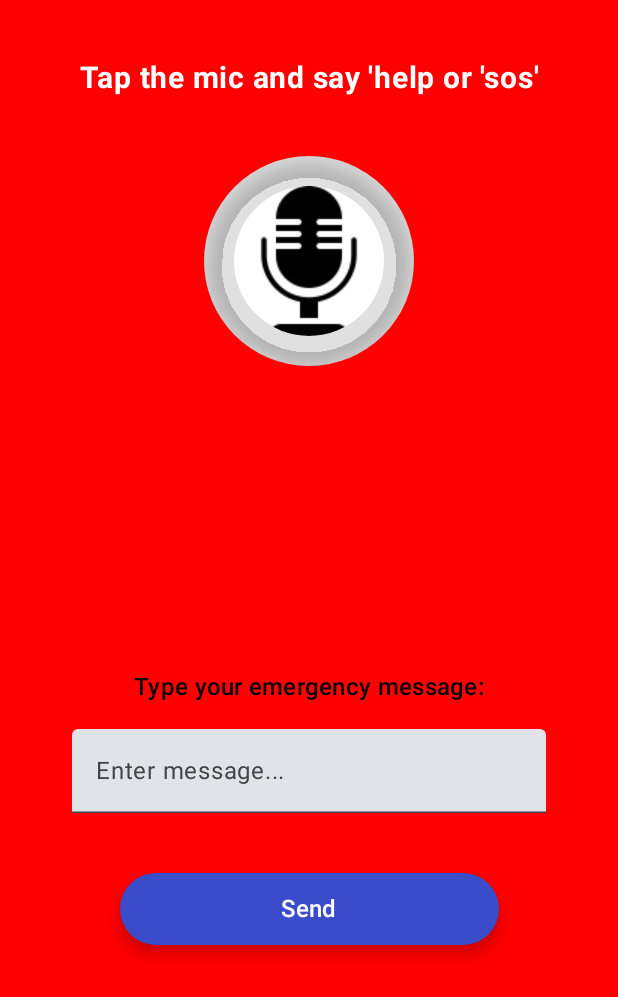
After one commit to PriyanshiVishwakarma09/LifeSaver, an Android app built with Jetpack Compose: the VoiceTriggerScreen screen opened through its navigation route, on a phone screen of 412 x 824 dp. The commit adds this screen. Shown: the top 997 px of the screen. Run offline under Robolectric (Android 15) with nearby library versions, the phone set to English and light mode, and no system bars.

Commit message:
Voice Trigger Screen

```diff
--- /dev/null
+++ b/app/src/main/java/com/example/lifesaver/EmergencyTextInputScreen.kt
@@ -0,0 +1,145 @@
+package com.example.lifesaver
+
+import android.content.Context
+import android.os.Build
+import android.os.VibrationEffect
+import android.os.Vibrator
+import android.speech.tts.TextToSpeech
+import android.util.Log
+import androidx.compose.foundation.layout.Box
+import androidx.compose.foundation.layout.Column
+import androidx.compose.foundation.layout.Spacer
+import androidx.compose.foundation.layout.fillMaxSize
+import androidx.compose.foundation.layout.fillMaxWidth
+import androidx.compose.foundation.layout.height
+import androidx.compose.foundation.layout.padding
+import androidx.compose.foundation.shape.RoundedCornerShape
+import androidx.compose.material3.Button
+import androidx.compose.material3.ButtonDefaults
+import androidx.compose.material3.MaterialTheme
+import androidx.compose.material3.Text
+import androidx.compose.material3.TextField
+import androidx.compose.runtime.Composable
+import androidx.compose.runtime.DisposableEffect
+import androidx.compose.runtime.LaunchedEffect
+import androidx.compose.runtime.getValue
+import androidx.compose.runtime.mutableStateOf
+import androidx.compose.runtime.remember
+import androidx.compose.runtime.setValue
+import androidx.compose.ui.Alignment
+import androidx.compose.ui.Modifier
+import androidx.compose.ui.graphics.Color
+import androidx.compose.ui.platform.LocalContext
+import androidx.compose.ui.tooling.preview.Preview
+import androidx.compose.ui.unit.dp
+import androidx.compose.ui.unit.sp
+import androidx.navigation.NavController
+import androidx.navigation.compose.rememberNavController
+import java.util.Locale
+
+@Composable
+fun EmergencyTextInputScreen(navController: NavController) {
+    val context = LocalContext.current
+    val vibrator = context.getSystemService(Context.VIBRATOR_SERVICE) as Vibrator
+//    val textToSpeech = remember {
+//        TextToSpeech(context) { status ->
+//            if (status == TextToSpeech.SUCCESS) {
+//                textToSpeech.language = Locale.ENGLISH
+//            }
+//        }
+//    }
+    val ttsRef = remember { mutableStateOf<TextToSpeech?>(null) }
+
+    LaunchedEffect(Unit) {
+        val tts = TextToSpeech(context) { status ->
+            if (status == TextToSpeech.SUCCESS) {
+                val result = ttsRef.value?.setLanguage(Locale.ENGLISH)
+                if (result == TextToSpeech.LANG_MISSING_DATA || result == TextToSpeech.LANG_NOT_SUPPORTED) {
+                    Log.e("TTS", "The Language specified is not supported!")
+                }
+            }
+        }
+        ttsRef.value = tts
+    }
+
+    DisposableEffect(Unit) {
+        onDispose {
+            ttsRef.value?.shutdown()
+        }
+    }
+
+    var typedText by remember { mutableStateOf("") }
+    var showError by remember { mutableStateOf(false) }
+
+    fun handleTypedMessage(message: String) {
+        if (message.contains("help", ignoreCase = true) || message.contains(
+                "sos",
+                ignoreCase = true
+            )
+        ) {
+            if (Build.VERSION.SDK_INT >= Build.VERSION_CODES.O) {
+                vibrator.vibrate(
+                    VibrationEffect.createOneShot(
+                        500,
+                        VibrationEffect.DEFAULT_AMPLITUDE
+                    )
+                )
+                ttsRef.value?.speak(
+                    "Okay, we are sending emergency help!",
+                    TextToSpeech.QUEUE_FLUSH,
+                    null,
+                    null
+                )
+                navController.navigate("sos_screen")
+            } else {
+                showError = true
+            }
+        }
+    }
+
+    Box(
+        modifier = Modifier
+            .fillMaxSize()
+            .padding(24.dp),
+        contentAlignment = Alignment.Center
+    ) {
+        Column(horizontalAlignment = Alignment.CenterHorizontally) {
+            Text("Type your emergency message:", style = MaterialTheme.typography.titleMedium)
+            Spacer(modifier = Modifier.height(16.dp))
+            TextField(
+                value = typedText,
+                onValueChange = {
+                    typedText = it
+                    showError = false
+                },
+                label = { Text("Enter message...") },
+                modifier = Modifier.fillMaxWidth()
+            )
+            Spacer(modifier = Modifier.height(24.dp))
+            Button(
+                onClick = { handleTypedMessage(typedText) },
+                modifier = Modifier
+                    .padding(top = 16.dp)
+                    .fillMaxWidth(0.8f)
+                    .height(48.dp),
+                shape = RoundedCornerShape(24.dp),
+                colors = ButtonDefaults.buttonColors(
+                    containerColor = Color(0xFF3B4CCA),
+                    contentColor = Color.White
+                ),
+                elevation = ButtonDefaults.buttonElevation(6.dp)
+            ) {
+                Text("Send", fontSize = 16.sp)
+            }
+            if (showError) {
+                Spacer(modifier = Modifier.height(16.dp))
+                Text("Message must contain 'help' or 'sos'", color = Color.Red)
+            }
+        }
+    }
+}
+@Preview(showBackground = true)
+@Composable
+fun EmergencyTextInputScreenPreview(){
+    EmergencyTextInputScreen(navController = rememberNavController())
+}
--- a/app/src/main/java/com/example/lifesaver/MainActivity.kt
+++ b/app/src/main/java/com/example/lifesaver/MainActivity.kt
@@ -1,6 +1,9 @@
 package com.example.lifesaver
 
+import android.Manifest
+import android.content.pm.PackageManager
 import android.os.Bundle
+import android.util.Log
 import androidx.activity.ComponentActivity
 import androidx.activity.compose.setContent
 import androidx.activity.enableEdgeToEdge
@@ -13,19 +16,46 @@ import androidx.compose.material3.Text
 import androidx.compose.runtime.Composable
 import androidx.compose.ui.Modifier
 import androidx.compose.ui.tooling.preview.Preview
+import androidx.core.app.ActivityCompat
+import androidx.core.content.ContextCompat
 import androidx.navigation.NavController
+import androidx.navigation.compose.NavHost
+import androidx.navigation.compose.composable
+import androidx.navigation.compose.rememberNavController
 import com.example.lifesaver.ui.theme.LifeSaverTheme
+
 
 class MainActivity : ComponentActivity() {
     override fun onCreate(savedInstanceState: Bundle?) {
         super.onCreate(savedInstanceState)
+        requestAudioPermission()
+
+        Thread.setDefaultUncaughtExceptionHandler { thread, throwable ->
+            Log.e("UncaughtException", "App crashed: ${throwable.message}")
+            throwable.printStackTrace()
+        }
         enableEdgeToEdge()
         setContent {
             LifeSaverTheme {
-                Surface(color = MaterialTheme.colorScheme.background) {
-                    LifeSaverNavGraph()
+                val navController = rememberNavController()
+                NavHost(navController, startDestination = "voice_trigger") {
+                    composable("voice_trigger") {
+                        VoiceTriggerScreen(navController = navController)
+                    }
+                    composable("sos_screen") {
+                        SosScreen()
+                    }
+
                 }
             }
         }
     }
+
+    private fun requestAudioPermission() {
+        if (ContextCompat.checkSelfPermission(this, android.Manifest.permission.RECORD_AUDIO)
+            != PackageManager.PERMISSION_GRANTED
+        ) {
+            ActivityCompat.requestPermissions(this, arrayOf(Manifest.permission.RECORD_AUDIO), 1)
+        }
+    }
 }
--- /dev/null
+++ b/app/src/main/java/com/example/lifesaver/VoiceTriggerScreen.kt
@@ -0,0 +1,233 @@
+package com.example.lifesaver
+
+import android.Manifest
+import android.content.Context
+import android.content.Intent
+import android.os.Build
+import android.os.Bundle
+import android.os.VibrationEffect
+import android.os.Vibrator
+import android.speech.RecognitionListener
+import android.speech.RecognizerIntent
+import android.speech.SpeechRecognizer
+import android.speech.tts.TextToSpeech
+import android.util.Log
+import android.widget.Toast
+import androidx.activity.compose.rememberLauncherForActivityResult
+import androidx.activity.result.contract.ActivityResultContracts
+import androidx.compose.foundation.Image
+import androidx.compose.foundation.background
+import androidx.compose.foundation.clickable
+import androidx.compose.foundation.layout.Arrangement
+import androidx.compose.foundation.layout.Box
+import androidx.compose.foundation.layout.Column
+import androidx.compose.foundation.layout.Spacer
+import androidx.compose.foundation.layout.fillMaxSize
+import androidx.compose.foundation.layout.fillMaxWidth
+import androidx.compose.foundation.layout.height
+import androidx.compose.foundation.layout.padding
+import androidx.compose.foundation.layout.size
+import androidx.compose.foundation.shape.CircleShape
+import androidx.compose.material3.Text
+import androidx.compose.runtime.Composable
+import androidx.compose.runtime.DisposableEffect
+import androidx.compose.runtime.LaunchedEffect
+import androidx.compose.runtime.getValue
+import androidx.compose.runtime.mutableStateOf
+import androidx.compose.runtime.remember
+import androidx.compose.runtime.setValue
+import androidx.compose.ui.Alignment
+import androidx.compose.ui.Modifier
+import androidx.compose.ui.draw.clip
+import androidx.compose.ui.draw.shadow
+import androidx.compose.ui.graphics.Color
+import androidx.compose.ui.platform.LocalContext
+import androidx.compose.ui.res.painterResource
+import androidx.compose.ui.text.font.FontWeight
+import androidx.compose.ui.text.style.TextAlign
+import androidx.compose.ui.unit.dp
+import androidx.compose.ui.unit.sp
+import androidx.navigation.NavController
+import java.util.Locale
+
+
+@Composable
+fun VoiceTriggerScreen(navController: NavController) {
+    val context = LocalContext.current
+    var isListening by remember { mutableStateOf(false) }
+    var resultText by remember { mutableStateOf("Tap the mic and say 'help or 'sos'") }
+    var micPermissionGranted by remember { mutableStateOf(false) }
+    val ttsRef = remember { mutableStateOf<TextToSpeech?>(null) }
+
+    LaunchedEffect(Unit) {
+        val tts = TextToSpeech(context) { status ->
+            if (status == TextToSpeech.SUCCESS) {
+                val result = ttsRef.value?.setLanguage(Locale.ENGLISH)
+                if (result == TextToSpeech.LANG_MISSING_DATA || result == TextToSpeech.LANG_NOT_SUPPORTED) {
+                    Log.e("TTS", "The Language specified is not supported!")
+                }
+            }
+        }
+        ttsRef.value = tts
+    }
+
+    DisposableEffect(Unit) {
+        onDispose {
+            ttsRef.value?.shutdown()
+        }
+    }
+
+    val permissionLauncher = rememberLauncherForActivityResult(
+        ActivityResultContracts.RequestPermission()
+    ) { isGranted ->
+        micPermissionGranted = isGranted
+        if (!isGranted) {
+            Toast.makeText(context, "Microphone permission is required", Toast.LENGTH_SHORT).show()
+        }
+    }
+
+    LaunchedEffect(Unit) {
+        permissionLauncher.launch(Manifest.permission.RECORD_AUDIO)
+    }
+    val speechRecognizer = remember(micPermissionGranted) {
+        if (micPermissionGranted) {
+            SpeechRecognizer.createSpeechRecognizer(context)
+        } else null
+    }
+
+    DisposableEffect(Unit) {
+        onDispose {
+            speechRecognizer?.destroy()
+        }
+    }
+
+    val speechIntent = remember {
+        Intent(RecognizerIntent.ACTION_RECOGNIZE_SPEECH).apply {
+            putExtra(
+                RecognizerIntent.EXTRA_LANGUAGE_MODEL,
+                RecognizerIntent.LANGUAGE_MODEL_FREE_FORM
+            )
+            putExtra(RecognizerIntent.EXTRA_LANGUAGE, Locale.getDefault())
+            putExtra(RecognizerIntent.EXTRA_PROMPT, "Say something like 'Help'")
+        }
+    }
+
+    //  @RequiresApi(Build.VERSION_CODES.O)
+    fun vibrateAndNavigate() {
+        val vibrator = context.getSystemService(Context.VIBRATOR_SERVICE) as Vibrator
+        if (Build.VERSION.SDK_INT >= Build.VERSION_CODES.O) {
+            vibrator.vibrate(VibrationEffect.createOneShot(800, VibrationEffect.DEFAULT_AMPLITUDE))
+        } else {
+            @Suppress("DEPRECATION")
+            vibrator.vibrate(800)
+        }
+        navController.navigate("sos_screen")
+    }
+
+    fun handleResult(text: String) {
+        if (text.lowercase().contains("help") || text.lowercase().contains("sos")) {
+            resultText = "Okay, we are sending emergency help!"
+            ttsRef.value?.speak(resultText, TextToSpeech.QUEUE_FLUSH, null, null)
+            vibrateAndNavigate()
+        } else {
+            resultText = "Please say 'help' or 'SOS' clearly."
+        }
+    }
+
+    LaunchedEffect(Unit) {
+        speechRecognizer?.setRecognitionListener(object : RecognitionListener {
+            override fun onReadyForSpeech(params: Bundle?) {}
+            override fun onBeginningOfSpeech() {}
+            override fun onRmsChanged(rmsdB: Float) {}
+            override fun onBufferReceived(buffer: ByteArray?) {}
+            override fun onEndOfSpeech() {}
+            override fun onError(error: Int) {
+                val message = when (error) {
+                    SpeechRecognizer.ERROR_AUDIO -> "Audio recording error"
+                    SpeechRecognizer.ERROR_CLIENT -> "Client side error"
+                    SpeechRecognizer.ERROR_INSUFFICIENT_PERMISSIONS -> "Insufficient permissions"
+                    SpeechRecognizer.ERROR_NETWORK -> "Network error"
+                    SpeechRecognizer.ERROR_NETWORK_TIMEOUT -> "Network timeout"
+                    SpeechRecognizer.ERROR_NO_MATCH -> "No match found"
+                    SpeechRecognizer.ERROR_RECOGNIZER_BUSY -> "Recognizer busy"
+                    SpeechRecognizer.ERROR_SERVER -> "Server error"
+                    SpeechRecognizer.ERROR_SPEECH_TIMEOUT -> "No speech input"
+                    else -> "Unknown error"
+                }
+                Toast.makeText(context, "Speech error: $message", Toast.LENGTH_SHORT).show()
+            }
+
+            override fun onResults(results: Bundle?) {
+                isListening = false
+                val matches = results?.getStringArrayList(SpeechRecognizer.RESULTS_RECOGNITION)
+                matches?.let {
+                    handleResult(it[0])
+                }
+            }
+
+            override fun onPartialResults(partialResults: Bundle?) {}
+            override fun onEvent(eventType: Int, params: Bundle?) {}
+        })
+    }
+        Spacer(modifier = Modifier.height(30.dp))
+    Column(
+        modifier = Modifier
+            .fillMaxSize()
+            .background(Color.Red)
+            .padding(24.dp),
+        verticalArrangement = Arrangement.Top,
+        horizontalAlignment = Alignment.CenterHorizontally
+    ) {
+        Text(
+            text = resultText,
+            fontSize = 20.sp,
+            fontWeight = FontWeight.Bold,
+            color = Color.White,
+            modifier = Modifier
+                .fillMaxWidth()
+                .padding(16.dp)
+                .align(Alignment.CenterHorizontally),
+            textAlign = TextAlign.Center
+        )
+        Spacer(modifier = Modifier.height(24.dp))
+        Box(
+            contentAlignment = Alignment.Center,
+            modifier = Modifier
+                .size(140.dp) // outer circle size
+                .clip(CircleShape)
+                .background(Color(0xFFE0E0E0)) // Light gray outer circle
+                .shadow(8.dp, CircleShape, clip = false)
+                .clickable {
+                    if (!isListening) {
+                        isListening = true
+                        resultText = "Listening..."
+                        speechRecognizer?.startListening(speechIntent)
+                    } else if (!micPermissionGranted) {
+                        resultText = "Microphone permission not granted"
+                    }
+                },
+        ) {
+            Image(
+                painter = painterResource(id = R.drawable.microphone),
+                contentDescription = "Mic",
+                modifier = Modifier
+                    .size(100.dp)
+                    .clip(CircleShape)
+                    .background(Color.White)
+//                .clickable {
+//                    if (!isListening){
+//                        isListening = true
+//                        resultText = "Listening..."
+//                        speechRecognizer?.startListening(speechIntent)
+//                    } else if(!micPermissionGranted){
+//                        resultText = "Microphone permission not granted"
+//                    }
+//                }
+            )
+        }
+            Spacer(modifier = Modifier.height(32.dp))
+            // Text("Or type your emergency below:")
+            EmergencyTextInputScreen(navController)
+        }
+
+    }
--- a/build.gradle.kts
+++ b/build.gradle.kts
@@ -5,10 +5,13 @@ plugins {
     alias(libs.plugins.android.application) apply false
     alias(libs.plugins.kotlin.android) apply false
     id("com.google.gms.google-services") version "4.4.3" apply false
+    //id("org.jetbrains.kotlin.plugin.compose") version "1.5.11"
 }
 
 buildscript {
     dependencies {
         classpath("com.google.gms:google-services:4.4.1")
+        classpath ("org.jetbrains.kotlin:kotlin-gradle-plugin:2.1.0")
+      //  classpath("com.google.dagger:hilt-android-gradle-plugin:2.51")
     }
 }
--- a/gradle.properties
+++ b/gradle.properties
@@ -21,3 +21,5 @@ kotlin.code.style=official
 # resources declared in the library itself and none from the library's dependencies,
 # thereby reducing the size of the R class for that library
 android.nonTransitiveRClass=true
+
+kapt.incremental.apt=true
--- a/settings.gradle.kts
+++ b/settings.gradle.kts
@@ -8,6 +8,7 @@ pluginManagement {
             }
         }
         mavenCentral()
+        maven { url = uri("https://androidx.dev/storage/compose-compiler/repository/" )}
         gradlePluginPortal()
     }
 
@@ -19,6 +20,7 @@ dependencyResolutionManagement {
     repositories {
         google()
         mavenCentral()
+        maven("https://androidx.dev/storage/compose-compiler/repository/")
     }
 
 
```
Also changed, not shown: app/build.gradle.kts (+31 -7 lines), app/src/main/AndroidManifest.xml (+18 -0 lines), app/src/main/java/com/example/lifesaver/SOSScreen.kt (added, +71 -0 lines), gradle/libs.versions.toml (+10 -6 lines), app/src/main/res/drawable-lowdr/life_saver.png (deleted), app/src/main/res/drawable-lowdr/microphone.png (added), app/src/main/res/drawable-lowdr/user.png (added).
